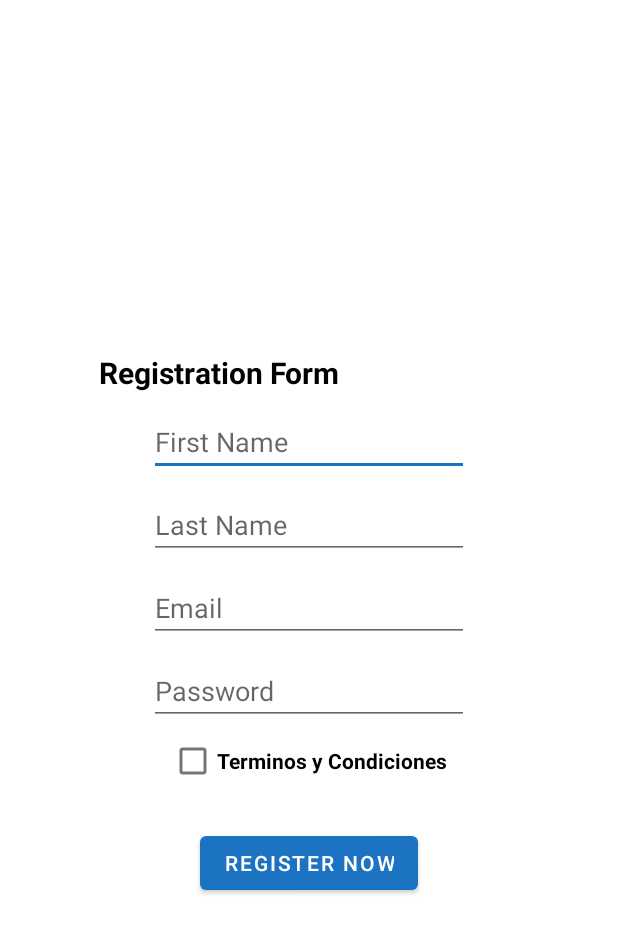
After one commit to EmmanuelAR/Frontend-Farmastock, an Android app: the layout activity_register.xml on its own in the app's theme, with its tools: preview values and no code run, on a phone screen of 412 x 824 dp. The commit adds this screen. Shown: the top 933 px of the screen. Run offline under Robolectric (Android 15) with nearby library versions, the phone set to English and light mode, and no system bars.

Commit message:
Registration of Users completed

```diff
--- a/app/src/main/AndroidManifest.xml
+++ b/app/src/main/AndroidManifest.xml
@@ -14,6 +14,9 @@
             android:name=".view.MainActivity"
             android:exported="false" />
         <activity
+            android:name=".view.RegisterActivity"
+            android:exported="false" />
+        <activity
             android:name=".view.LoginActivity"
             android:exported="true" >
             <intent-filter>
--- a/app/src/main/java/cr/una/example/frontend_farmastock/repository/UserRepository.kt
+++ b/app/src/main/java/cr/una/example/frontend_farmastock/repository/UserRepository.kt
@@ -1,7 +1,7 @@
 package cr.una.example.frontend_farmastock.repository
-
 import cr.una.example.frontend_farmastock.model.UserRequest
 import cr.una.example.frontend_farmastock.service.UserService
+
 
 class UserRepository constructor(
     private val userService: UserService
--- a/app/src/main/java/cr/una/example/frontend_farmastock/service/UserService.kt
+++ b/app/src/main/java/cr/una/example/frontend_farmastock/service/UserService.kt
@@ -2,17 +2,15 @@ package cr.una.example.frontend_farmastock.service
 
 import cr.una.example.frontend_farmastock.model.UserRequest
 import cr.una.example.frontend_farmastock.model.UserResponse
+import retrofit2.Response
 import retrofit2.http.*
-import retrofit2.Response
 
 interface UserService {
     @GET("v1/users")
-    suspend fun getAllUsers() : Response<List<UserRequest>>
+    suspend fun getAllUsers() : Response<List<UserResponse>>
 
     @GET("v1/users/{id}")
     suspend fun getUserById(@Path("id") id: Long) : Response<UserResponse>
-
-
 
     @DELETE("v1/users/{id}")
     suspend fun deleteUserById(@Path("id") id: Long): Response<Void>
--- a/app/src/main/res/layout/activity_login.xml
+++ b/app/src/main/res/layout/activity_login.xml
@@ -80,7 +80,7 @@
         android:paddingEnd="12dp"/>
 
     <TextView
-        android:id="@+id/textView2"
+        android:id="@+id/rgtHere"
         android:layout_width="wrap_content"
         android:layout_height="wrap_content"
         android:text="@string/form_login_register"
--- /dev/null
+++ b/app/src/main/res/layout/activity_register.xml
@@ -0,0 +1,90 @@
+<?xml version="1.0" encoding="utf-8"?>
+<LinearLayout xmlns:android="http://schemas.android.com/apk/res/android"
+    xmlns:tools="http://schemas.android.com/tools"
+    android:layout_width="match_parent"
+    android:layout_height="match_parent"
+    android:gravity="center">
+
+    <LinearLayout
+        android:layout_width="300dp"
+        android:padding="10dp"
+        android:layout_height="wrap_content"
+        android:orientation="vertical"
+        tools:ignore="MissingConstraints"
+        android:gravity="center">
+
+        <TextView
+            android:id="@+id/et"
+            android:layout_width="match_parent"
+            android:layout_height="wrap_content"
+            android:text="Registration Form"
+            android:textStyle="bold"
+            android:textSize="20dp"
+            android:layout_marginTop="10dp"
+            android:textColor="#000"
+            tools:layout_editor_absoluteX="0dp"
+            tools:layout_editor_absoluteY="0dp" />
+
+        <EditText
+            android:id="@+id/etFirstName"
+            android:layout_width="wrap_content"
+            android:layout_height="wrap_content"
+            android:ems="10"
+            android:inputType="textPersonName"
+            tools:layout_editor_absoluteX="9dp"
+            android:layout_marginTop="10dp"
+            android:hint="First Name"
+            tools:layout_editor_absoluteY="22dp" />
+
+        <EditText
+            android:id="@+id/etLastName"
+            android:layout_width="wrap_content"
+            android:layout_height="wrap_content"
+            android:ems="10"
+            android:inputType="textPersonName"
+            android:layout_marginTop="10dp"
+            android:hint="Last Name"
+            tools:layout_editor_absoluteX="9dp"
+            tools:layout_editor_absoluteY="22dp" />
+
+        <EditText
+            android:id="@+id/etEmail"
+            android:layout_width="wrap_content"
+            android:layout_height="wrap_content"
+            android:ems="10"
+            android:inputType="textPersonName"
+            android:layout_marginTop="10dp"
+            android:hint="Email"
+            tools:layout_editor_absoluteX="9dp"
+            tools:layout_editor_absoluteY="22dp" />
+
+        <EditText
+            android:id="@+id/etPassword"
+            android:layout_width="wrap_content"
+            android:layout_height="wrap_content"
+            android:layout_marginTop="10dp"
+            android:ems="10"
+            android:inputType="textPersonName"
+            android:hint="Password"
+            tools:layout_editor_absoluteX="9dp"
+            tools:layout_editor_absoluteY="22dp" />
+
+        <CheckBox
+            android:id="@+id/validateTermsAndServices"
+            android:layout_width="wrap_content"
+            android:layout_height="wrap_content"
+            android:text="Terminos y Condiciones"
+            android:textStyle="bold">
+
+        </CheckBox>
+
+        <Button
+            android:id="@+id/RgtButton"
+            android:layout_width="wrap_content"
+            android:layout_height="wrap_content"
+            android:text="Register Now"
+            tools:layout_editor_absoluteX="23dp"
+            tools:layout_editor_absoluteY="67dp"
+            android:layout_marginTop="20dp"/>
+    </LinearLayout>
+</LinearLayout>
```
Also changed, not shown: app/src/main/java/cr/una/example/frontend_farmastock/view/LoginActivity.kt (+10 -0 lines), app/src/main/java/cr/una/example/frontend_farmastock/view/Register_Activity.kt (added, +91 -0 lines), app/src/main/java/cr/una/example/frontend_farmastock/viewmodel/UserViewModel.kt (+21 -19 lines).
